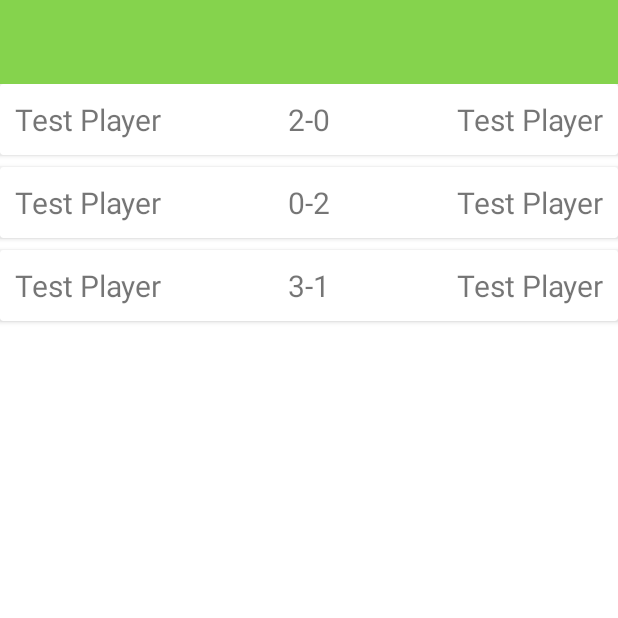
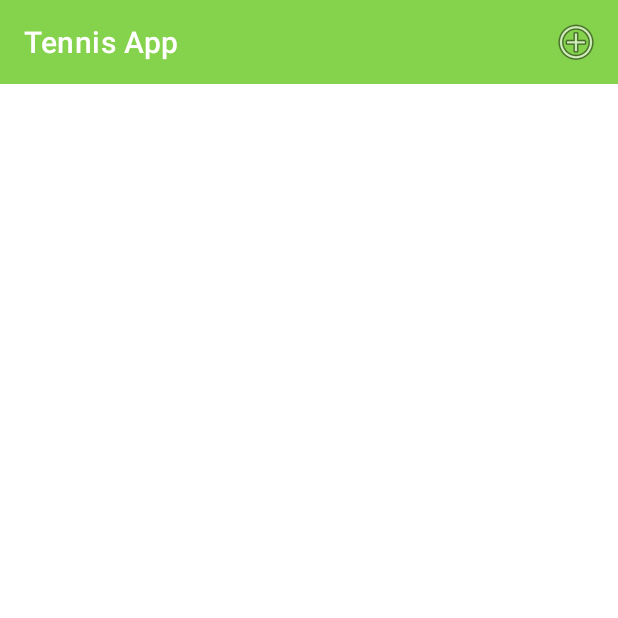
Before and after one commit to tonynaughton/cork-tennis-club, an Android app: the screen it shows after launch (ResultsListActivity), on a phone screen of 412 x 824 dp, the top half of it. Run offline under Robolectric (Android 15) with nearby library versions, the phone set to English and light mode, and no system bars; our stand-ins replace Timber; 1 statement that could not run was skipped.

Commit message:
Basic functionality to add a result

```diff
--- a/app/src/main/java/ie/wit/tennisapp/activities/AddResultActivity.kt
+++ b/app/src/main/java/ie/wit/tennisapp/activities/AddResultActivity.kt
@@ -29,6 +29,8 @@ class AddResultActivity : AppCompatActivity() {
                 i("add Button Pressed: $match")
                 for (i in app.matches.indices)
                     { i("Match [$i]:${this.app.matches[i]}") }
+                setResult(RESULT_OK)
+                finish()
             }
             else {
                 Snackbar
--- a/app/src/main/java/ie/wit/tennisapp/activities/ResultsListActivity.kt
+++ b/app/src/main/java/ie/wit/tennisapp/activities/ResultsListActivity.kt
@@ -1,11 +1,17 @@
 package ie.wit.tennisapp.activities
 
+import android.content.Intent
 import androidx.appcompat.app.AppCompatActivity
 import android.os.Bundle
 import android.view.LayoutInflater
+import android.view.Menu
+import android.view.MenuItem
 import android.view.ViewGroup
+import androidx.core.app.ActivityCompat
+import androidx.core.app.ActivityCompat.startActivityForResult
 import androidx.recyclerview.widget.LinearLayoutManager
 import androidx.recyclerview.widget.RecyclerView
+import ie.wit.tennisapp.R
 import ie.wit.tennisapp.databinding.ActivityResultsListBinding
 import ie.wit.tennisapp.databinding.CardResultBinding
 import ie.wit.tennisapp.main.MainApp
@@ -26,6 +32,23 @@ class ResultsListActivity : AppCompatActivity() {
         val layoutManager = LinearLayoutManager(this)
         binding.recyclerView.layoutManager = layoutManager
         binding.recyclerView.adapter = MatchAdapter(app.matches)
+        binding.toolbar.title = title
+        setSupportActionBar(binding.toolbar)
+    }
+
+    override fun onCreateOptionsMenu(menu: Menu): Boolean {
+        menuInflater.inflate(R.menu.menu_main, menu)
+        return super.onCreateOptionsMenu(menu)
+    }
+
+    override fun onOptionsItemSelected(item: MenuItem): Boolean {
+        when (item.itemId) {
+            R.id.item_add -> {
+                val launcherIntent = Intent(this, AddResultActivity::class.java)
+                startActivityForResult(launcherIntent, 0)
+            }
+        }
+        return super.onOptionsItemSelected(item)
     }
 }
 
--- a/app/src/main/java/ie/wit/tennisapp/main/MainApp.kt
+++ b/app/src/main/java/ie/wit/tennisapp/main/MainApp.kt
@@ -13,8 +13,5 @@ class MainApp : Application() {
         super.onCreate()
         Timber.plant(Timber.DebugTree())
         i("Tennis App started")
-        matches.add(MatchModel("Test Player", "Test Player", "2-0"))
-        matches.add(MatchModel("Test Player", "Test Player", "0-2"))
-        matches.add(MatchModel("Test Player", "Test Player", "3-1"))
     }
 }
--- /dev/null
+++ b/app/src/main/res/menu/menu_main.xml
@@ -0,0 +1,10 @@
+<?xml version="1.0" encoding="utf-8"?>
+<menu xmlns:android="http://schemas.android.com/apk/res/android"
+    xmlns:app="http://schemas.android.com/apk/res-auto">
+
+    <item
+        android:id="@+id/item_add"
+        android:icon="@android:drawable/ic_menu_add"
+        android:title="@string/menu_addResult"
+        app:showAsAction="always" />
+</menu>
--- a/app/src/main/res/values/strings.xml
+++ b/app/src/main/res/values/strings.xml
@@ -1,7 +1,8 @@
 <resources>
     <string name="app_name">Tennis App</string>
     <string name="button_addMatchResult">Add Match Result</string>
-    <string name="hint_matchResult">Match Result</string>
+    <string name="hint_matchResult">Result</string>
     <string name="hint_matchPlayerOne">Player 1</string>
     <string name="hint_matchPlayerTwo">Player 2</string>
+    <string name="menu_addResult">Add</string>
 </resources>
--- a/build.gradle
+++ b/build.gradle
@@ -5,7 +5,7 @@ buildscript {
         mavenCentral()
     }
     dependencies {
-        classpath "com.android.tools.build:gradle:7.0.2"
+        classpath 'com.android.tools.build:gradle:7.0.3'
         classpath "org.jetbrains.kotlin:kotlin-gradle-plugin:1.5.31"
 
         // NOTE: Do not place your application dependencies here; they belong
```
Also changed, not shown: app/src/main/res/layout/activity_add_result.xml (+31 -22 lines).
